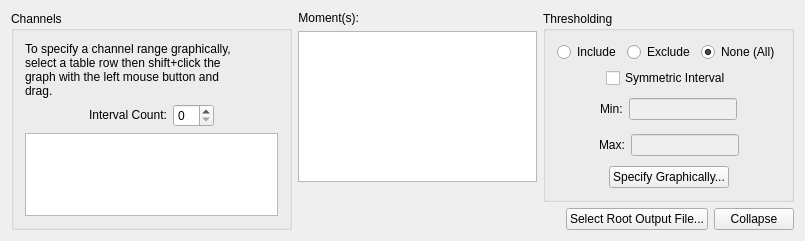
First picture: the form in code/display/QtPlotter/MomentSettingsWidgetRadio.ui, repository radio-astro/casa, before the edit.
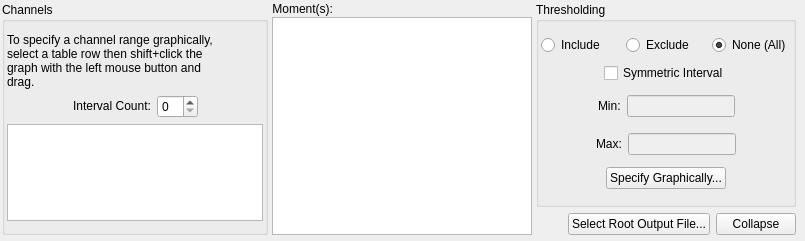
Second picture: the form after the edit.

```diff
--- a/code/display/QtPlotter/MomentSettingsWidgetRadio.ui
+++ b/code/display/QtPlotter/MomentSettingsWidgetRadio.ui
@@ -29,6 +29,21 @@
    <bool>false</bool>
   </property>
   <layout class="QHBoxLayout" name="horizontalLayout_9">
+   <property name="spacing">
+    <number>4</number>
+   </property>
+   <property name="leftMargin">
+    <number>2</number>
+   </property>
+   <property name="topMargin">
+    <number>2</number>
+   </property>
+   <property name="rightMargin">
+    <number>9</number>
+   </property>
+   <property name="bottomMargin">
+    <number>6</number>
+   </property>
    <item>
     <widget class="QGroupBox" name="channelGroupBox">
      <property name="maximumSize">
@@ -44,6 +59,12 @@
       <string>Channels</string>
      </property>
      <layout class="QVBoxLayout" name="verticalLayout_4">
+      <property name="leftMargin">
+       <number>2</number>
+      </property>
+      <property name="rightMargin">
+       <number>2</number>
+      </property>
       <item>
        <widget class="QLabel" name="label_2">
         <property name="text">
@@ -124,6 +145,9 @@
    </item>
    <item>
     <layout class="QVBoxLayout" name="verticalLayout_3">
+     <property name="spacing">
+      <number>1</number>
+     </property>
      <item>
       <layout class="QHBoxLayout" name="horizontalLayout_2">
        <item>
@@ -160,15 +184,21 @@
      <item>
       <widget class="QListWidget" name="momentList">
        <property name="sizePolicy">
-        <sizepolicy hsizetype="Preferred" vsizetype="Preferred">
+        <sizepolicy hsizetype="Expanding" vsizetype="Preferred">
          <horstretch>241</horstretch>
          <verstretch>251</verstretch>
         </sizepolicy>
        </property>
+       <property name="minimumSize">
+        <size>
+         <width>234</width>
+         <height>195</height>
+        </size>
+       </property>
        <property name="maximumSize">
         <size>
-         <width>241</width>
-         <height>151</height>
+         <width>300</width>
+         <height>250</height>
         </size>
        </property>
        <property name="toolTip">
@@ -179,19 +209,6 @@
        </property>
       </widget>
      </item>
-     <item>
-      <spacer name="verticalSpacer">
-       <property name="orientation">
-        <enum>Qt::Vertical</enum>
-       </property>
-       <property name="sizeHint" stdset="0">
-        <size>
-         <width>17</width>
-         <height>13</height>
-        </size>
-       </property>
-      </spacer>
-     </item>
     </layout>
    </item>
    <item>
@@ -202,6 +219,12 @@
         <string>Thresholding</string>
        </property>
        <layout class="QVBoxLayout" name="verticalLayout">
+        <property name="leftMargin">
+         <number>2</number>
+        </property>
+        <property name="rightMargin">
+         <number>2</number>
+        </property>
         <item>
          <layout class="QHBoxLayout" name="horizontalLayout_5">
           <item>
```
